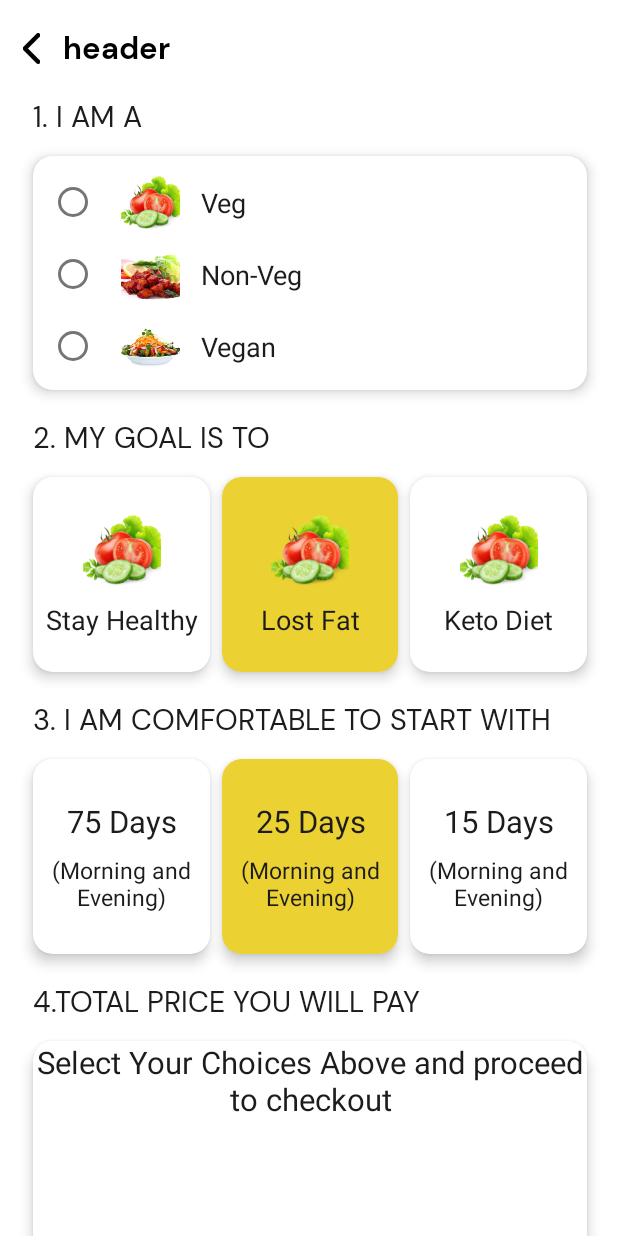
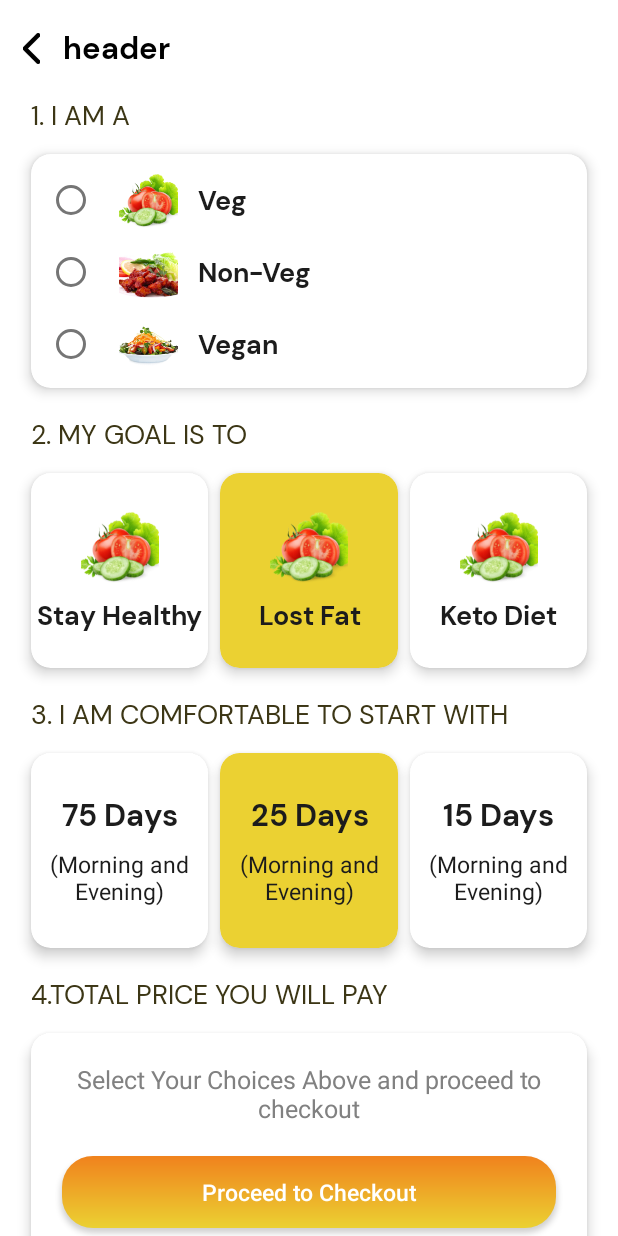
Before and after one commit to SanskarPatidar-Git/Exerboost, an Android app: the screen it shows after launch (NewOrderActivity), on a phone screen of 412 x 824 dp. Run offline under Robolectric (Android 15) with nearby library versions, the phone set to English and light mode, and no system bars; our stand-ins replace sdp/ssp sizes.

Commit message:
neworderpagecompleted

```diff
--- a/app/src/main/res/layout/activity_new_order.xml
+++ b/app/src/main/res/layout/activity_new_order.xml
@@ -22,12 +22,12 @@
         android:layout_height="wrap_content"
         android:fontFamily="@font/dmsans_regular"
         android:text="1. I AM A"
-        android:textColor="@color/colorSecondary"
-        android:textSize="@dimen/_15ssp"
+        android:textColor="@color/neworder_headline_color"
+        android:textSize="@dimen/_14ssp"
         app:layout_constraintStart_toStartOf="@+id/guideline_left"
         app:layout_constraintTop_toBottomOf="@+id/header" />
 
-    <androidx.cardview.widget.CardView
+    <com.google.android.material.card.MaterialCardView
         android:id="@+id/iAmACardView"
         android:layout_width="0dp"
         android:layout_height="@dimen/_120sdp"
@@ -64,6 +64,7 @@
                 android:layout_marginStart="@dimen/_10sdp"
                 android:gravity="center"
                 android:text="Veg"
+                android:fontFamily="@font/dmsans_bold"
                 android:textColor="@color/colorSecondary"
                 android:textSize="@dimen/_14ssp"
                 app:layout_constraintBottom_toBottomOf="@id/vegImageView"
@@ -99,6 +100,7 @@
                 android:layout_marginStart="@dimen/_10sdp"
                 android:gravity="center"
                 android:text="Non-Veg"
+                android:fontFamily="@font/dmsans_bold"
                 android:textColor="@color/colorSecondary"
                 android:textSize="@dimen/_14ssp"
                 app:layout_constraintBottom_toBottomOf="@id/nonVegImageView"
@@ -134,6 +136,7 @@
                 android:layout_marginStart="@dimen/_10sdp"
                 android:gravity="center"
                 android:text="Vegan"
+                android:fontFamily="@font/dmsans_bold"
                 android:textColor="@color/colorSecondary"
                 android:textSize="@dimen/_14ssp"
                 app:layout_constraintBottom_toBottomOf="@id/veganImageView"
@@ -141,7 +144,7 @@
                 app:layout_constraintTop_toTopOf="@id/veganImageView" />
 
         </androidx.constraintlayout.widget.ConstraintLayout>
-    </androidx.cardview.widget.CardView>
+    </com.google.android.material.card.MaterialCardView>
 
     <TextView
         android:id="@+id/myGoalIsToTextView"
@@ -150,13 +153,13 @@
         android:layout_marginTop="@dimen/_15sdp"
         android:fontFamily="@font/dmsans_regular"
         android:text="2. MY GOAL IS TO "
-        android:textColor="@color/colorSecondary"
-        android:textSize="@dimen/_15ssp"
+        android:textColor="@color/neworder_headline_color"
+        android:textSize="@dimen/_14ssp"
         app:layout_constraintStart_toStartOf="@+id/guideline_left"
         app:layout_constraintTop_toBottomOf="@+id/iAmACardView" />
 
 
-    <androidx.cardview.widget.CardView
+    <com.google.android.material.card.MaterialCardView
         android:id="@+id/stayHealthyCardView"
         android:layout_width="0dp"
         android:layout_height="@dimen/_100sdp"
@@ -190,6 +193,7 @@
                 android:layout_marginTop="8dp"
                 android:text="Stay Healthy"
                 android:textAlignment="center"
+                android:fontFamily="@font/dmsans_bold"
                 android:textColor="@color/colorSecondary"
                 android:textSize="@dimen/_14ssp"
                 app:layout_constraintBottom_toBottomOf="parent"
@@ -199,9 +203,9 @@
 
 
         </androidx.constraintlayout.widget.ConstraintLayout>
-    </androidx.cardview.widget.CardView>
+    </com.google.android.material.card.MaterialCardView>
 
-    <androidx.cardview.widget.CardView
+    <com.google.android.material.card.MaterialCardView
         android:id="@+id/lostFatCardView"
         android:layout_width="0dp"
         android:layout_height="@dimen/_100sdp"
@@ -242,13 +246,14 @@
                 app:layout_constraintBottom_toBottomOf="parent"
                 app:layout_constraintEnd_toEndOf="parent"
                 app:layout_constraintStart_toStartOf="parent"
+                android:fontFamily="@font/dmsans_bold"
                 app:layout_constraintTop_toBottomOf="@+id/lostFatImageView" />
 
 
         </androidx.constraintlayout.widget.ConstraintLayout>
-    </androidx.cardview.widget.CardView>
+    </com.google.android.material.card.MaterialCardView>
 
-    <androidx.cardview.widget.CardView
+    <com.google.android.material.card.MaterialCardView
         android:id="@+id/ketoDietCardView"
         android:layout_width="0dp"
         android:layout_height="@dimen/_100sdp"
@@ -285,13 +290,14 @@
                 android:textAlignment="center"
                 android:textColor="@color/colorSecondary"
                 android:textSize="@dimen/_14ssp"
+                android:fontFamily="@font/dmsans_bold"
                 app:layout_constraintBottom_toBottomOf="parent"
                 app:layout_constraintEnd_toEndOf="parent"
                 app:layout_constraintStart_toStartOf="parent"
                 app:layout_constraintTop_toBottomOf="@+id/ketoDietImageView" />
 
         </androidx.constraintlayout.widget.ConstraintLayout>
-    </androidx.cardview.widget.CardView>
+    </com.google.android.material.card.MaterialCardView>
     <TextView
         android:id="@+id/iAmComfortableTextView"
         android:layout_width="0dp"
@@ -299,12 +305,12 @@
         android:layout_marginTop="@dimen/_15sdp"
         android:fontFamily="@font/dmsans_regular"
         android:text="3. I AM COMFORTABLE TO START WITH"
-        android:textColor="@color/colorSecondary"
-        android:textSize="@dimen/_15ssp"
+        android:textColor="@color/neworder_headline_color"
+        android:textSize="@dimen/_14ssp"
         app:layout_constraintStart_toStartOf="@+id/guideline_left"
         app:layout_constraintTop_toBottomOf="@+id/stayHealthyCardView" />
 
-    <androidx.cardview.widget.CardView
+    <com.google.android.material.card.MaterialCardView
         android:id="@+id/dayOneCardView"
         android:layout_width="0dp"
         android:layout_height="@dimen/_100sdp"
@@ -326,6 +332,7 @@
                 android:text="75 Days"
                 android:textSize="@dimen/_16ssp"
                 android:textColor="@color/colorSecondary"
+                android:fontFamily="@font/dmsans_bold"
                 android:textAlignment="center"
                 app:layout_constraintBottom_toTopOf="@+id/morningTextView"
                 app:layout_constraintEnd_toEndOf="parent"
@@ -350,9 +357,9 @@
 
 
         </androidx.constraintlayout.widget.ConstraintLayout>
-    </androidx.cardview.widget.CardView>
+    </com.google.android.material.card.MaterialCardView>
 
-    <androidx.cardview.widget.CardView
+    <com.google.android.material.card.MaterialCardView
         android:id="@+id/dayTwoCardView"
         android:layout_width="0dp"
         android:layout_height="@dimen/_100sdp"
@@ -381,6 +388,7 @@
                 app:layout_constraintEnd_toEndOf="parent"
                 app:layout_constraintHorizontal_bias="0.5"
                 app:layout_constraintStart_toStartOf="parent"
+                android:fontFamily="@font/dmsans_bold"
                 app:layout_constraintTop_toTopOf="parent"
                 app:layout_constraintVertical_chainStyle="packed" />
 
@@ -400,9 +408,9 @@
 
 
         </androidx.constraintlayout.widget.ConstraintLayout>
-    </androidx.cardview.widget.CardView>
+    </com.google.android.material.card.MaterialCardView>
 
-    <androidx.cardview.widget.CardView
+    <com.google.android.material.card.MaterialCardView
         android:id="@+id/dayThreeCardView"
         android:layout_width="0dp"
         android:layout_height="@dimen/_100sdp"
@@ -426,6 +434,7 @@
                 android:textSize="@dimen/_16ssp"
                 android:textColor="@color/colorSecondary"
                 android:textAlignment="center"
+                android:fontFamily="@font/dmsans_bold"
                 app:layout_constraintBottom_toTopOf="@+id/morningThirdTextView"
                 app:layout_constraintEnd_toEndOf="parent"
                 app:layout_constraintHorizontal_bias="0.5"
@@ -448,7 +457,7 @@
                 app:layout_constraintTop_toBottomOf="@+id/dayThreeTextView" />
 
         </androidx.constraintlayout.widget.ConstraintLayout>
-    </androidx.cardview.widget.CardView>
+    </com.google.android.material.card.MaterialCardView>
    <TextView
        android:id="@+id/totalPriceTextView"
     android:layout_width="0dp"
@@ -456,21 +465,23 @@
     android:layout_marginTop="@dimen/_15sdp"
     android:fontFamily="@font/dmsans_regular"
     android:text="4.TOTAL PRICE YOU WILL PAY"
-    android:textColor="@color/colorSecondary"
-    android:textSize="@dimen/_15ssp"
+    android:textColor="@color/neworder_headline_color"
+    android:textSize="@dimen/_14ssp"
     app:layout_constraintStart_toStartOf="@+id/guideline_left"
     app:layout_constraintTop_toBottomOf="@+id/dayOneCardView" />
 
 
-    <androidx.cardview.widget.CardView
+    <com.google.android.material.card.MaterialCardView
         android:id="@+id/selectYourChoiceCardView"
         android:layout_width="0dp"
         android:layout_height="wrap_content"
         android:layout_marginTop="@dimen/_10sdp"
         app:cardCornerRadius="@dimen/_10sdp"
         app:cardElevation="@dimen/_4sdp"
-        app:layout_constraintEnd_toEndOf="@id/guideline_right"
+        android:layout_marginBottom="@dimen/_16sdp"
+        app:layout_constraintEnd_toStartOf="@id/guideline_right"
         app:layout_constraintStart_toEndOf="@id/guideline_left"
+        app:layout_constraintBottom_toTopOf="@id/guideline_bottom"
         app:layout_constraintTop_toBottomOf="@+id/totalPriceTextView">
 
         <androidx.constraintlayout.widget.ConstraintLayout
@@ -483,21 +494,21 @@
                 android:layout_height="wrap_content"
                 android:text="Select Your Choices Above and proceed to checkout"
                 android:textAlignment="center"
-                android:textColor="@color/colorSecondary"
-                android:textSize="@dimen/_16ssp"
+                android:paddingTop="@dimen/_15sdp"
+                android:textColor="@color/selectcolor"
+                android:textSize="@dimen/_13ssp"
+                android:layout_marginTop="@dimen/_15sdp"
+
                 app:layout_constraintBottom_toTopOf="@+id/proceedButton"
+                app:layout_constraintTop_toTopOf="parent"
                 app:layout_constraintEnd_toEndOf="parent"
-                app:layout_constraintHorizontal_bias="0.0"
-                app:layout_constraintStart_toStartOf="parent"
-                app:layout_constraintTop_toTopOf="parent"
-                app:layout_constraintVertical_chainStyle="packed" />
+                app:layout_constraintStart_toStartOf="parent" />
 
             <com.google.android.material.button.MaterialButton
                 android:id="@+id/proceedButton"
                 android:layout_width="0dp"
                 android:layout_height="wrap_content"
-                android:layout_marginTop="@dimen/_100sdp"
-                android:layout_marginBottom="@dimen/_12sdp"
+                android:layout_margin="@dimen/_16sdp"
                 android:background="@drawable/gradient_app_color"
                 android:letterSpacing="0"
                 android:text="Proceed to Checkout"
@@ -511,7 +522,7 @@
 
 
         </androidx.constraintlayout.widget.ConstraintLayout>
-    </androidx.cardview.widget.CardView>
+    </com.google.android.material.card.MaterialCardView>
 
     <androidx.constraintlayout.widget.Guideline
         android:id="@+id/guideline_top"
@@ -525,14 +536,14 @@
         android:layout_width="wrap_content"
         android:layout_height="wrap_content"
         android:orientation="horizontal"
-        app:layout_constraintGuide_end="@dimen/_16sdp" />
+        app:layout_constraintGuide_end="@dimen/_20sdp" />
 
     <androidx.constraintlayout.widget.Guideline
         android:id="@+id/guideline_left"
         android:layout_width="wrap_content"
         android:layout_height="wrap_content"
         android:orientation="vertical"
-        app:layout_constraintGuide_end="390dp" />
+        app:layout_constraintGuide_begin="@dimen/_16sdp" />
 
     <androidx.constraintlayout.widget.Guideline
         android:id="@+id/guideline_right"
--- a/app/src/main/res/values/colors.xml
+++ b/app/src/main/res/values/colors.xml
@@ -5,10 +5,12 @@
     <color name="colorPrimary">#F0821D</color>
     <color name="colorSecondary">#1C1C1C</color>
     <color name="defaultColor">#AAACAE</color>
+    <color name="selectcolor">#818181</color>
 <color name="greycolor">#E8E8E8</color>
     <color name="cardViewBackgroundcolor">#F9F5DC</color>
     <color name="cardviewBordercolor">#EBD132</color>
     <color name="textcolorGreen">#3EC032</color>
+    <color name="neworder_headline_color">#3C3615</color>
 
     <color name="grey">#E8E8E8</color>
 
```
Also changed, not shown: app/src/main/res/drawable/more_icon.png (added), app/src/main/res/drawable/plus_icon.png (added), app/src/main/res/drawable/selectaddressframe.png (added).
